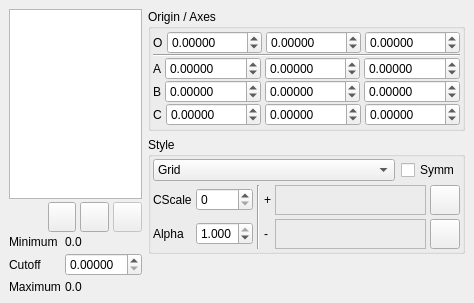
trisyoungs/aten, file branches/regui/src/gui/grids.ui: the form before one commit.
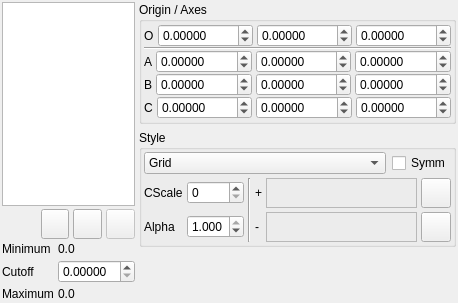
The form after the commit. Icons and pictures are not drawn. Custom widgets are drawn as their Qt base class.

```diff
--- a/branches/regui/src/gui/grids.ui
+++ b/branches/regui/src/gui/grids.ui
@@ -14,10 +14,10 @@
   </property>
   <layout class="QHBoxLayout" >
    <property name="margin" >
-    <number>9</number>
+    <number>2</number>
    </property>
    <property name="spacing" >
-    <number>6</number>
+    <number>4</number>
    </property>
    <item>
     <layout class="QVBoxLayout" >
```
